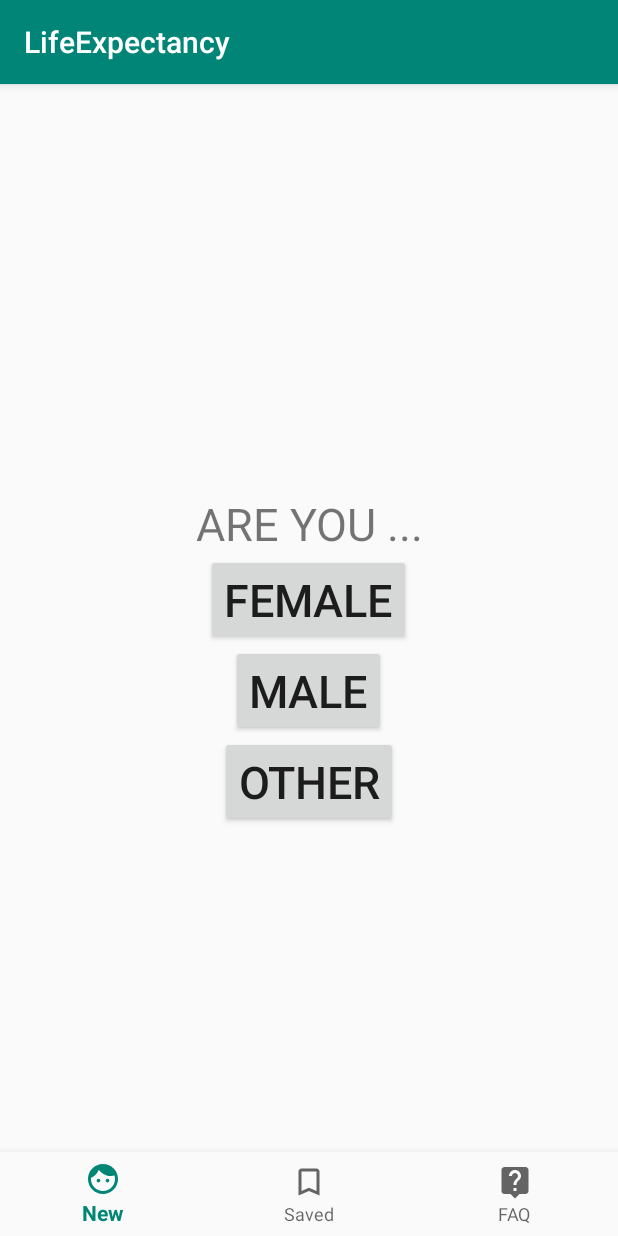
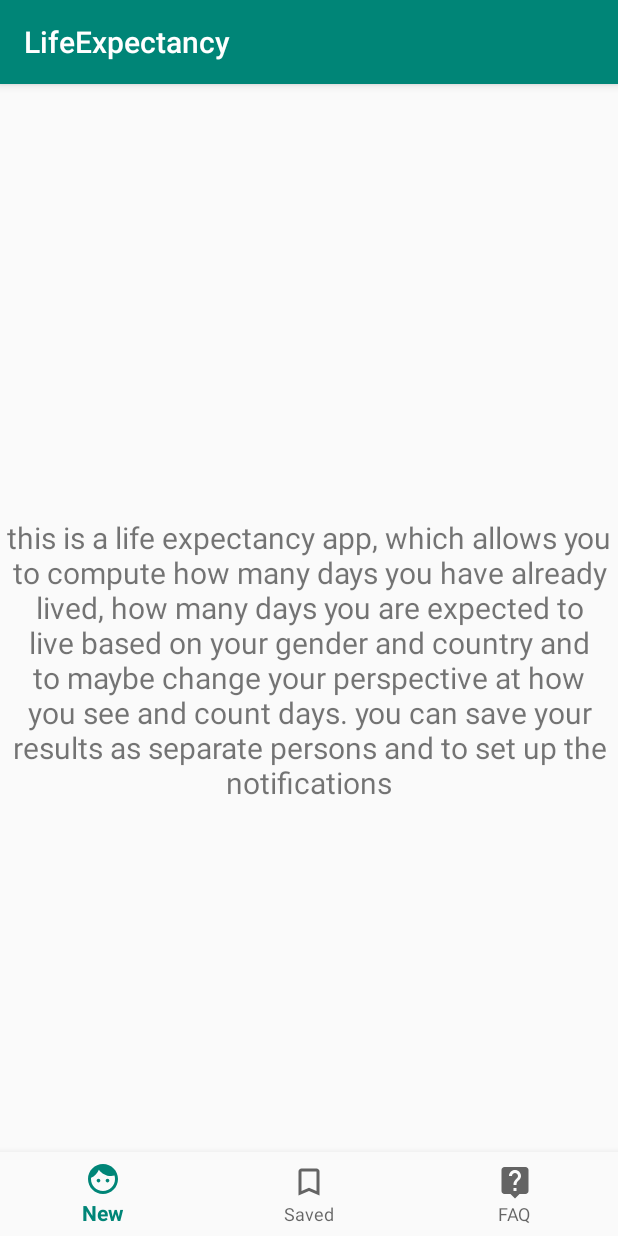
Before and after one commit to russabit/LifeExpectancy, an Android app: the screen it shows after launch (MainActivity), on a phone screen of 412 x 824 dp. Run offline under Robolectric (Android 15) with nearby library versions, the phone set to English and light mode, and no system bars; our stand-ins replace Timber; libraries missing offline, so code that uses them is left out: com.jakewharton.threetenabp; 1 statement that could not run was skipped.

Commit message:
new fragments added

```diff
--- a/app/src/main/java/ru/ruslan/life_expectancy/fragments/AllFragmentNames.kt
+++ b/app/src/main/java/ru/ruslan/life_expectancy/fragments/AllFragmentNames.kt
@@ -8,11 +8,14 @@ fun fragmentFactory(fragmentName: AllFragmentNames): Fragment {
         AllFragmentNames.GENDER -> GenderFragment.newInstance()
         AllFragmentNames.AGE -> AgeFragment.newInstance()
         AllFragmentNames.RESULT -> ResultsFragment.newInstance()
+        AllFragmentNames.WELCOME -> WelcomeFragment.newInstance()
+        AllFragmentNames.SAVED -> SavedFragment.newInstance()
+        AllFragmentNames.FAQ -> FaqFragment.newInstance()
     }
 }
 
 enum class AllFragmentNames {
-    GENDER, AGE, COUNTRY, RESULT
+    GENDER, AGE, COUNTRY, RESULT, WELCOME, SAVED, FAQ
 }
 
 interface OnNextFragment {
--- /dev/null
+++ b/app/src/main/java/ru/ruslan/life_expectancy/fragments/WelcomeFragment.kt
@@ -0,0 +1,24 @@
+package ru.ruslan.life_expectancy.fragments
+
+import android.os.Bundle
+import android.view.LayoutInflater
+import android.view.View
+import android.view.ViewGroup
+import androidx.fragment.app.Fragment
+import ru.ruslan.life_expectancy.R
+
+class WelcomeFragment : Fragment() {
+
+    companion object {
+        fun newInstance() = WelcomeFragment()
+    }
+
+
+    override fun onCreateView(
+        inflater: LayoutInflater,
+        container: ViewGroup?,
+        savedInstanceState: Bundle?
+    ): View? {
+        return inflater.inflate(R.layout.fragment_welcome, container, false)
+    }
+}
--- a/app/src/main/res/layout/activity_main.xml
+++ b/app/src/main/res/layout/activity_main.xml
@@ -9,7 +9,8 @@
     <FrameLayout
         android:id="@+id/fragment_container"
         android:layout_width="match_parent"
-        android:layout_height="match_parent">
+        android:layout_height="match_parent"
+        app:layout_constraintBottom_toTopOf="@+id/navigationView">
     </FrameLayout>
 
     <com.google.android.material.bottomnavigation.BottomNavigationView
@@ -17,8 +18,6 @@
         android:id="@+id/navigationView"
         android:layout_width="match_parent"
         android:layout_height="wrap_content"
-        android:layout_marginEnd="0dp"
-        android:layout_marginStart="0dp"
         android:background="?android:attr/windowBackground"
         app:layout_constraintBottom_toBottomOf="parent"
         app:layout_constraintLeft_toLeftOf="parent"
--- /dev/null
+++ b/app/src/main/res/layout/fragment_welcome.xml
@@ -0,0 +1,19 @@
+<?xml version="1.0" encoding="utf-8"?>
+<androidx.constraintlayout.widget.ConstraintLayout xmlns:android="http://schemas.android.com/apk/res/android"
+    android:layout_width="match_parent"
+    android:layout_height="match_parent"
+    xmlns:app="http://schemas.android.com/apk/res-auto">
+
+    <TextView
+        android:id="@+id/welcome_text"
+        android:layout_width="wrap_content"
+        android:layout_height="wrap_content"
+        android:text="this is a life expectancy app, which allows you to compute how many days you have already lived, how many days you are expected to live based on your gender and country and to maybe change your perspective at how you see and count days. you can save your results as separate persons and to set up the notifications"
+        android:textSize="20dp"
+        android:textAlignment="center"
+        app:layout_constraintTop_toTopOf="parent"
+        app:layout_constraintBottom_toBottomOf="parent"
+        app:layout_constraintStart_toStartOf="parent"
+        app:layout_constraintEnd_toEndOf="parent"/>
+
+</androidx.constraintlayout.widget.ConstraintLayout>
--- a/app/src/main/res/menu/bottom_menu.xml
+++ b/app/src/main/res/menu/bottom_menu.xml
@@ -2,12 +2,12 @@
 <menu xmlns:android="http://schemas.android.com/apk/res/android">
 
     <item
-        android:id="@+id/navigation_songs"
+        android:id="@+id/new_person"
         android:icon="@drawable/ic_face_black_24dp"
         android:title="New"/>
 
     <item
-        android:id="@+id/navigation_albums"
+        android:id="@+id/list_of_saved_persons"
         android:icon="@drawable/ic_bookmark_border_black_24dp"
         android:title="Saved"/>
 
```
Also changed, not shown: app/src/main/java/ru/ruslan/life_expectancy/MainActivity.kt (+27 -7 lines), app/src/main/java/ru/ruslan/life_expectancy/fragments/FaqFragment.kt (added, +10 -0 lines), app/src/main/java/ru/ruslan/life_expectancy/fragments/SavedFragment.kt (added, +22 -0 lines), app/src/main/res/layout/fragment_age.xml (+4 -11 lines), app/src/main/res/layout/fragment_results.xml (+9 -0 lines), app/src/main/res/layout/fragment_saved.xml (added, +17 -0 lines).
